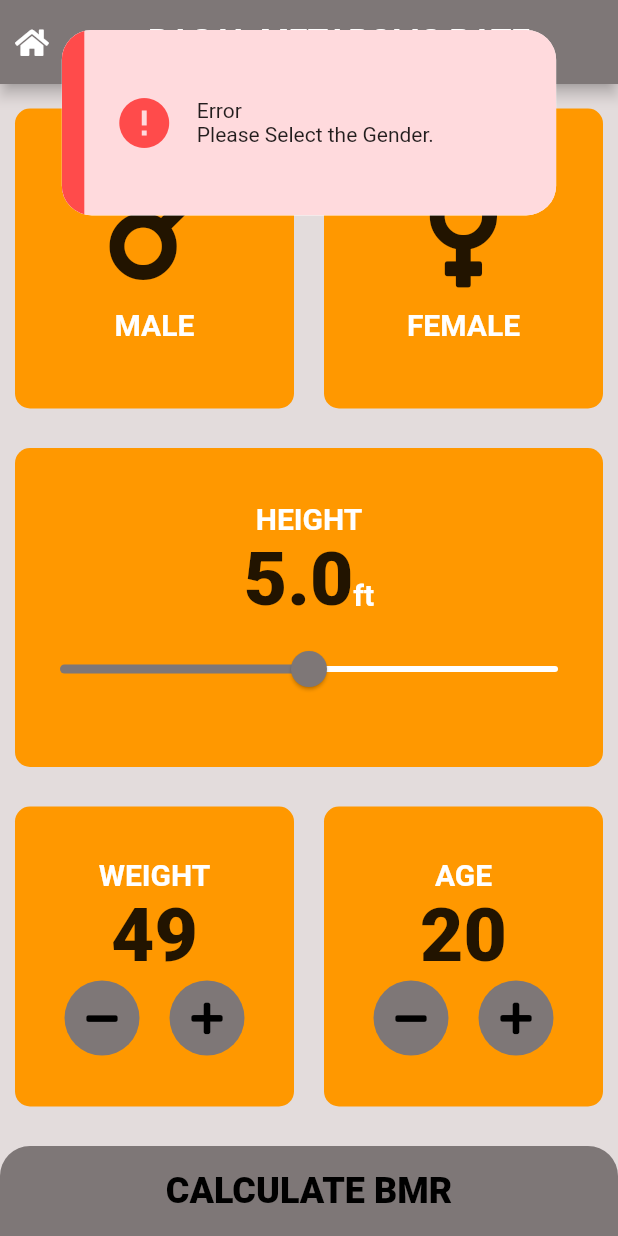
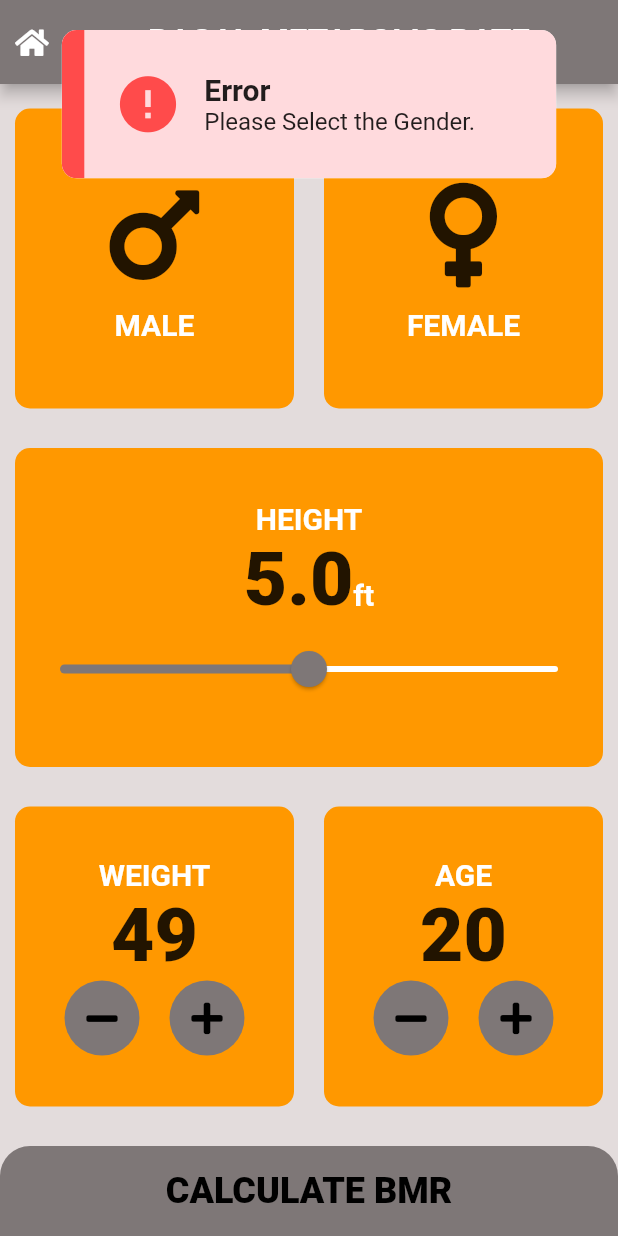
Before and after one commit to IamShahabAlam/You-re-Fit-App, a Flutter app: the BMR_Page screen opened directly, after a tap on "CALCULATE BMR", on a phone screen of 412 x 824 dp. Run offline on Flutter 3.47's test engine with Material 2 defaults, Android fonts, the phone set to English and light mode, and no system bars; our stand-ins replace animated_splash_screen, font_awesome_flutter, motion_toast.

Commit message:
Initial Commit

```diff
--- a/lib/screens/bmr_page.dart
+++ b/lib/screens/bmr_page.dart
@@ -306,15 +306,17 @@ class _BMR_PageState extends State<BMR_Page> {
 // Motion Toast
               MotionToast.error(
                 width: _w*0.8,
-                height: _h*0.15,
-                title: Text("Error"),
-                description: Text("Please Select the Gender."),
-                animationType: AnimationType.fromLeft,
-                dismissable: true,
+                height: _h*0.12,
+                title: Text("Error", style: TextStyle(fontSize: 20, fontWeight: FontWeight.bold),),
+                description: Text("Please Select the Gender.", style: TextStyle(fontSize: 16,),),
+                animationType: AnimationType.fromTop,
                 position: MotionToastPosition.top,
-
-
-
+                borderRadius: 10.0,
+                iconSize: 45.0,
+                barrierColor: Colors.black26,
+                toastDuration: Duration(seconds: 2),
+                layoutOrientation: ToastOrientation.ltr,
+                // animationCurve: Curves.elasticOut
               ).show(context);
 
               // showCupertinoDialog( context: context,      // Cupertino (Ios)
```
